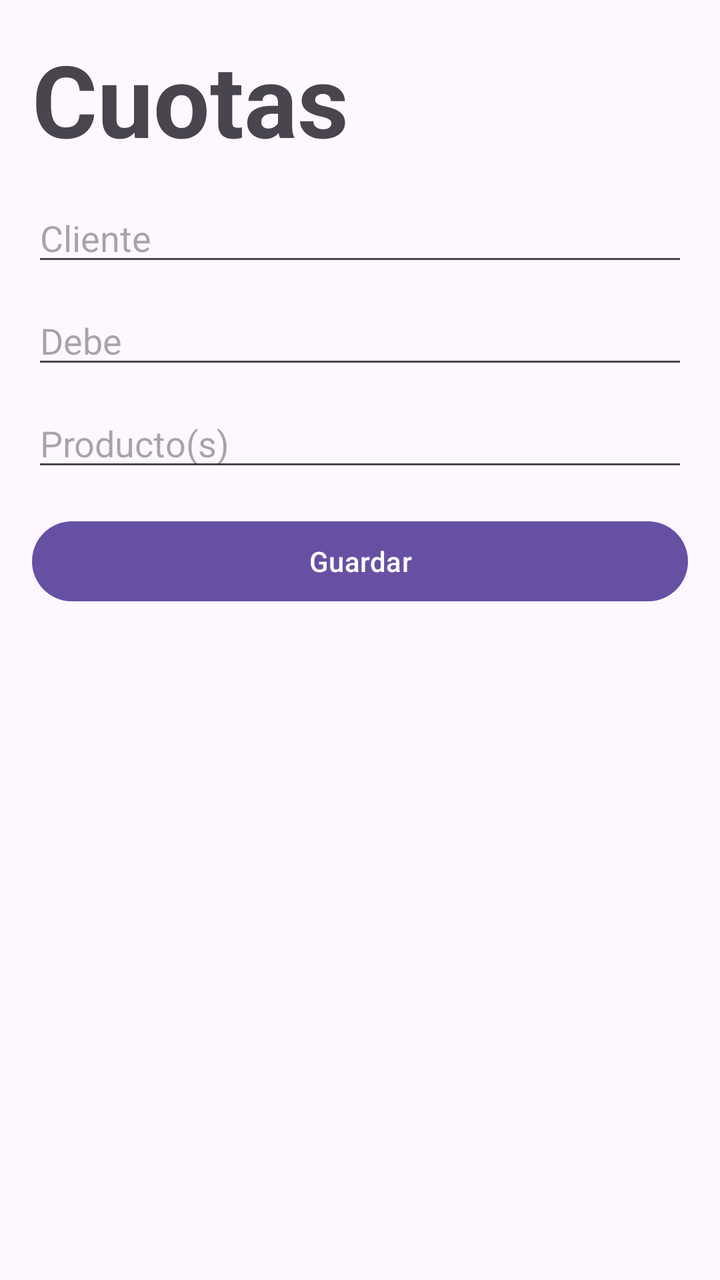
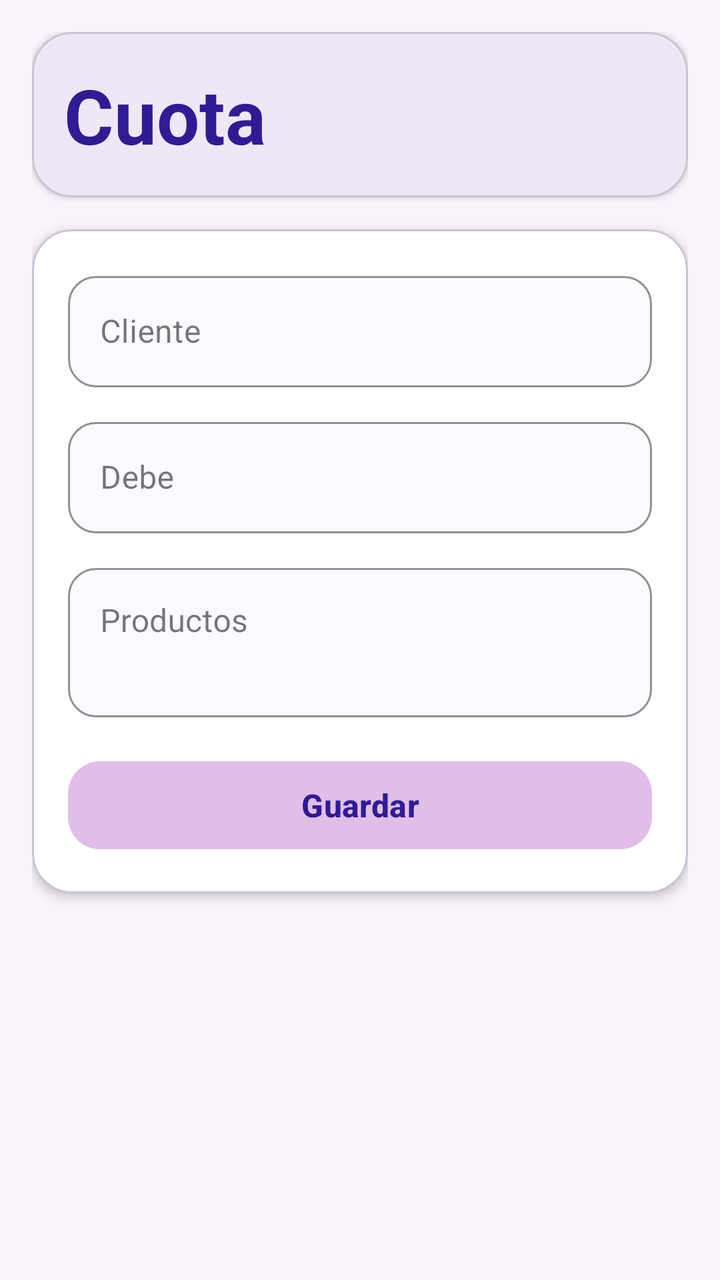

Two renders of the same Android screen: before a commit and after it. Below are the layout's source before the change and the commit's diff.
<!-- AndroidManifest.xml: application theme Theme.Proyecto_u3_Itzel_Monserrat -->
<!-- res/layout/activity_form_cuotas.xml -->
<?xml version="1.0" encoding="utf-8"?>
<ScrollView xmlns:android="http://schemas.android.com/apk/res/android"
    android:layout_width="match_parent"
    android:layout_height="match_parent"
    android:padding="16dp">

    <LinearLayout
        android:layout_width="match_parent"
        android:layout_height="wrap_content"
        android:orientation="vertical">

        <TextView
            android:layout_width="match_parent"
            android:layout_height="wrap_content"
            android:layout_marginBottom="14dp"
            android:text="Cuotas"
            android:textSize="50sp"
            android:textStyle="bold" />

        <EditText
            android:id="@+id/etClienteCuota"
            android:layout_width="match_parent"
            android:layout_height="wrap_content"
            android:layout_marginBottom="10dp"
            android:hint="Cliente"
            android:inputType="textPersonName" />

        <EditText
            android:id="@+id/etDebe"
            android:layout_width="match_parent"
            android:layout_height="wrap_content"
            android:layout_marginBottom="10dp"
            android:hint="Debe"
            android:inputType="numberDecimal" />

        <EditText
            android:id="@+id/etProductosCuota"
            android:layout_width="match_parent"
            android:layout_height="wrap_content"
            android:layout_marginBottom="16dp"
            android:hint="Producto(s)"
            android:inputType="textMultiLine" />

        <Button
            android:id="@+id/btnGuardarCuota"
            android:layout_width="match_parent"
            android:layout_height="wrap_content"
            android:text="Guardar" />

    </LinearLayout>
</ScrollView>
<!-- resources referenced by this layout -->
<resources>
  <style name="Theme.Proyecto_u3_Itzel_Monserrat" parent="Base.Theme.Proyecto_u3_Itzel_Monserrat" />
  <style name="Base.Theme.Proyecto_u3_Itzel_Monserrat" parent="Theme.Material3.DayNight.NoActionBar">
          
          
      </style>
</resources>

<!-- the commit's change to res/layout/activity_form_cuotas.xml (unified diff, before → after) -->
@@ -1,7 +1,10 @@
 <?xml version="1.0" encoding="utf-8"?>
 <ScrollView xmlns:android="http://schemas.android.com/apk/res/android"
+    xmlns:app="http://schemas.android.com/apk/res-auto"
     android:layout_width="match_parent"
     android:layout_height="match_parent"
+    android:background="#F9F4FC"
+    android:fillViewport="true"
     android:padding="16dp">
 
     <LinearLayout
@@ -9,43 +12,113 @@
         android:layout_height="wrap_content"
         android:orientation="vertical">
 
-        <TextView
-            android:layout_width="match_parent"
-            android:layout_height="wrap_content"
-            android:layout_marginBottom="14dp"
-            android:text="Cuotas"
-            android:textSize="50sp"
-            android:textStyle="bold" />
-
-        <EditText
-            android:id="@+id/etClienteCuota"
-            android:layout_width="match_parent"
-            android:layout_height="wrap_content"
-            android:layout_marginBottom="10dp"
-            android:hint="Cliente"
-            android:inputType="textPersonName" />
-
-        <EditText
-            android:id="@+id/etDebe"
-            android:layout_width="match_parent"
-            android:layout_height="wrap_content"
-            android:layout_marginBottom="10dp"
-            android:hint="Debe"
-            android:inputType="numberDecimal" />
-
-        <EditText
-            android:id="@+id/etProductosCuota"
+        <com.google.android.material.card.MaterialCardView
             android:layout_width="match_parent"
             android:layout_height="wrap_content"
             android:layout_marginBottom="16dp"
-            android:hint="Producto(s)"
-            android:inputType="textMultiLine" />
+            app:cardBackgroundColor="#EDE7F6"
+            app:cardCornerRadius="20dp"
+            app:cardElevation="2dp">
 
-        <Button
-            android:id="@+id/btnGuardarCuota"
+            <TextView
+                android:layout_width="match_parent"
+                android:layout_height="wrap_content"
+                android:padding="16dp"
+                android:text="Cuota"
+                android:textColor="#311B92"
+                android:textSize="38sp"
+                android:textStyle="bold" />
+        </com.google.android.material.card.MaterialCardView>
+
+        <com.google.android.material.card.MaterialCardView
             android:layout_width="match_parent"
             android:layout_height="wrap_content"
-            android:text="Guardar" />
+            app:cardBackgroundColor="#FFFFFF"
+            app:cardCornerRadius="20dp"
+            app:cardElevation="3dp">
+
+            <LinearLayout
+                android:layout_width="match_parent"
+                android:layout_height="wrap_content"
+                android:orientation="vertical"
+                android:padding="18dp">
+
+                <com.google.android.material.textfield.TextInputLayout
+                    style="@style/Widget.MaterialComponents.TextInputLayout.OutlinedBox"
+                    android:layout_width="match_parent"
+                    android:layout_height="wrap_content"
+                    android:layout_marginBottom="12dp"
+                    android:hint="Cliente"
+                    app:boxBackgroundColor="#FCF9FF"
+                    app:boxCornerRadiusBottomEnd="14dp"
+                    app:boxCornerRadiusBottomStart="14dp"
+                    app:boxCornerRadiusTopEnd="14dp"
+                    app:boxCornerRadiusTopStart="14dp"
+                    app:boxStrokeColor="#CE93D8">
+
+                    <com.google.android.material.textfield.TextInputEditText
+                        android:id="@+id/etClienteCuota"
+                        android:layout_width="match_parent"
+                        android:layout_height="wrap_content"
+                        android:inputType="textPersonName" />
+                </com.google.android.material.textfield.TextInputLayout>
+
+                <com.google.android.material.textfield.TextInputLayout
+                    style="@style/Widget.MaterialComponents.TextInputLayout.OutlinedBox"
+                    android:layout_width="match_parent"
+                    android:layout_height="wrap_content"
+                    android:layout_marginBottom="12dp"
+                    android:hint="Debe"
+                    app:boxBackgroundColor="#FCF9FF"
+                    app:boxCornerRadiusBottomEnd="14dp"
+                    app:boxCornerRadiusBottomStart="14dp"
+                    app:boxCornerRadiusTopEnd="14dp"
+                    app:boxCornerRadiusTopStart="14dp"
+                    app:boxStrokeColor="#CE93D8">
+
+                    <com.google.android.material.textfield.TextInputEditText
+                        android:id="@+id/etDebe"
+                        android:layout_width="match_parent"
+                        android:layout_height="wrap_content"
+                        android:inputType="numberDecimal" />
+                </com.google.android.material.textfield.TextInputLayout>
+
+                <com.google.android.material.textfield.TextInputLayout
+                    style="@style/Widget.MaterialComponents.TextInputLayout.OutlinedBox"
+                    android:layout_width="match_parent"
+                    android:layout_height="wrap_content"
+                    android:layout_marginBottom="18dp"
+                    android:hint="Productos"
+                    app:boxBackgroundColor="#FCF9FF"
+                    app:boxCornerRadiusBottomEnd="14dp"
+                    app:boxCornerRadiusBottomStart="14dp"
+                    app:boxCornerRadiusTopEnd="14dp"
+                    app:boxCornerRadiusTopStart="14dp"
+                    app:boxStrokeColor="#CE93D8">
+
+                    <com.google.android.material.textfield.TextInputEditText
+                        android:id="@+id/etProductosCuota"
+                        android:layout_width="match_parent"
+                        android:layout_height="wrap_content"
+                        android:gravity="top"
+                        android:inputType="textMultiLine"
+                        android:minLines="2" />
+                </com.google.android.material.textfield.TextInputLayout>
+
+                <com.google.android.material.button.MaterialButton
+                    android:id="@+id/btnGuardarCuota"
+                    android:layout_width="match_parent"
+                    android:layout_height="52dp"
+                    android:text="Guardar"
+                    android:textAllCaps="false"
+                    android:textColor="#311B92"
+                    android:textSize="16sp"
+                    android:textStyle="bold"
+                    app:backgroundTint="#E1BEE7"
+                    app:cornerRadius="16dp"
+                    app:rippleColor="#CE93D8" />
+            </LinearLayout>
+        </com.google.android.material.card.MaterialCardView>
 
     </LinearLayout>
 </ScrollView>
